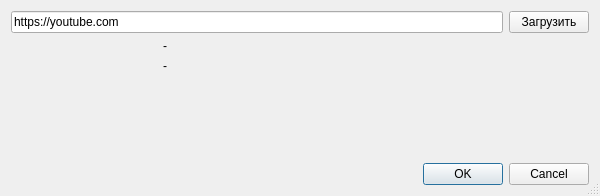
This is untitledTrek.ui in maxsspeaker/qMSMP-Stream as Qt 5 draws it before an edit. The edited form follows.
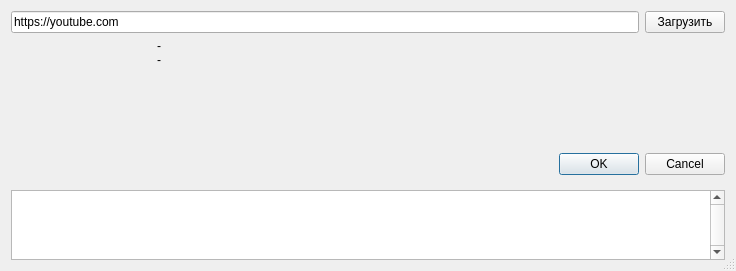
This is the edited form. Icons and pictures are not drawn.

```diff
--- a/untitledTrek.ui
+++ b/untitledTrek.ui
@@ -9,14 +9,14 @@
    <rect>
     <x>0</x>
     <y>0</y>
-    <width>600</width>
-    <height>196</height>
+    <width>736</width>
+    <height>270</height>
    </rect>
   </property>
   <property name="maximumSize">
    <size>
     <width>1000</width>
-    <height>196</height>
+    <height>750</height>
    </size>
   </property>
   <property name="sizeIncrement">
@@ -61,7 +61,31 @@
     </layout>
    </item>
    <item>
+    <widget class="QFrame" name="MainBoxDialog">
+     <property name="maximumSize">
+      <size>
+       <width>16777215</width>
+       <height>145</height>
+      </size>
+     </property>
     <layout class="QHBoxLayout" name="horizontalLayout">
+      <property name="spacing">
+       <number>0</number>
+      </property>
+      <property name="leftMargin">
+       <number>0</number>
+      </property>
+      <property name="topMargin">
+       <number>0</number>
+      </property>
+      <property name="rightMargin">
+       <number>0</number>
+      </property>
+      <item>
+       <layout class="QVBoxLayout" name="verticalLayout_2">
+        <property name="rightMargin">
+         <number>0</number>
+        </property>
      <item>
       <widget class="QLabel" name="AlbumImg">
        <property name="minimumSize">
@@ -87,6 +111,8 @@
        </property>
       </widget>
      </item>
+       </layout>
+      </item>
      <item>
       <layout class="QVBoxLayout" name="verticalLayout">
        <property name="leftMargin">
@@ -111,6 +137,9 @@
          <property name="orientation">
           <enum>Qt::Vertical</enum>
          </property>
+          <property name="sizeType">
+           <enum>QSizePolicy::Expanding</enum>
+          </property>
          <property name="sizeHint" stdset="0">
           <size>
            <width>20</width>
@@ -146,6 +175,38 @@
       </layout>
      </item>
     </layout>
+    </widget>
+   </item>
+   <item>
+    <widget class="QPlainTextEdit" name="LogBoxYT_dlp">
+     <property name="enabled">
+      <bool>true</bool>
+     </property>
+     <property name="sizePolicy">
+      <sizepolicy hsizetype="Expanding" vsizetype="Expanding">
+       <horstretch>0</horstretch>
+       <verstretch>0</verstretch>
+      </sizepolicy>
+     </property>
+     <property name="verticalScrollBarPolicy">
+      <enum>Qt::ScrollBarAlwaysOn</enum>
+     </property>
+     <property name="horizontalScrollBarPolicy">
+      <enum>Qt::ScrollBarAsNeeded</enum>
+     </property>
+     <property name="readOnly">
+      <bool>true</bool>
+     </property>
+     <property name="overwriteMode">
+      <bool>false</bool>
+     </property>
+     <property name="backgroundVisible">
+      <bool>false</bool>
+     </property>
+     <property name="centerOnScroll">
+      <bool>false</bool>
+     </property>
+    </widget>
    </item>
   </layout>
  </widget>
```
Lines whose indentation alone changed are shown as unchanged.
